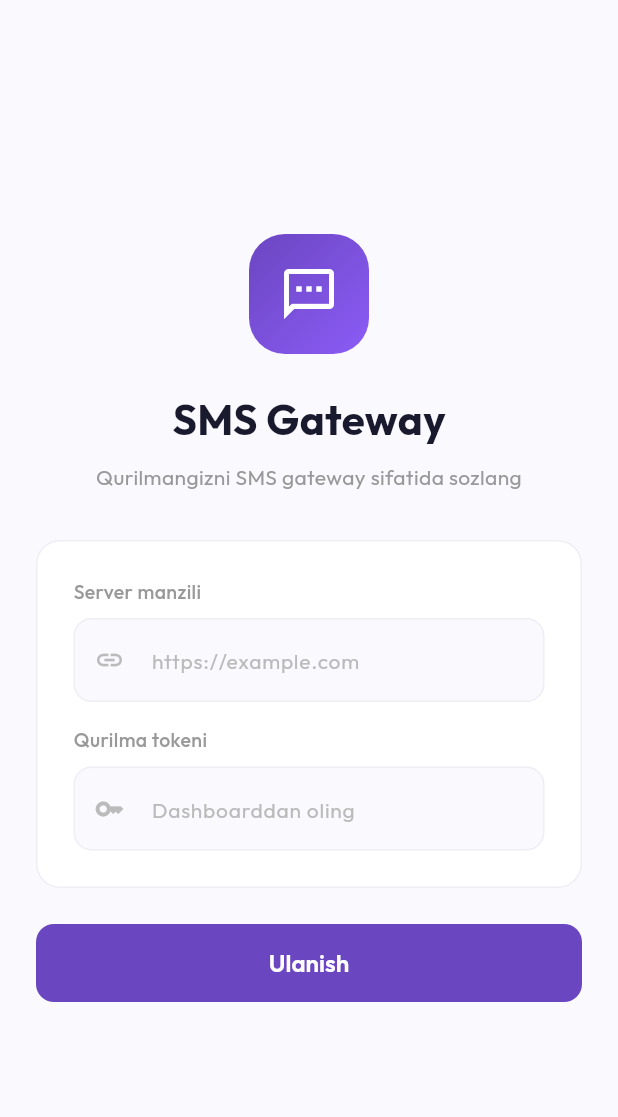
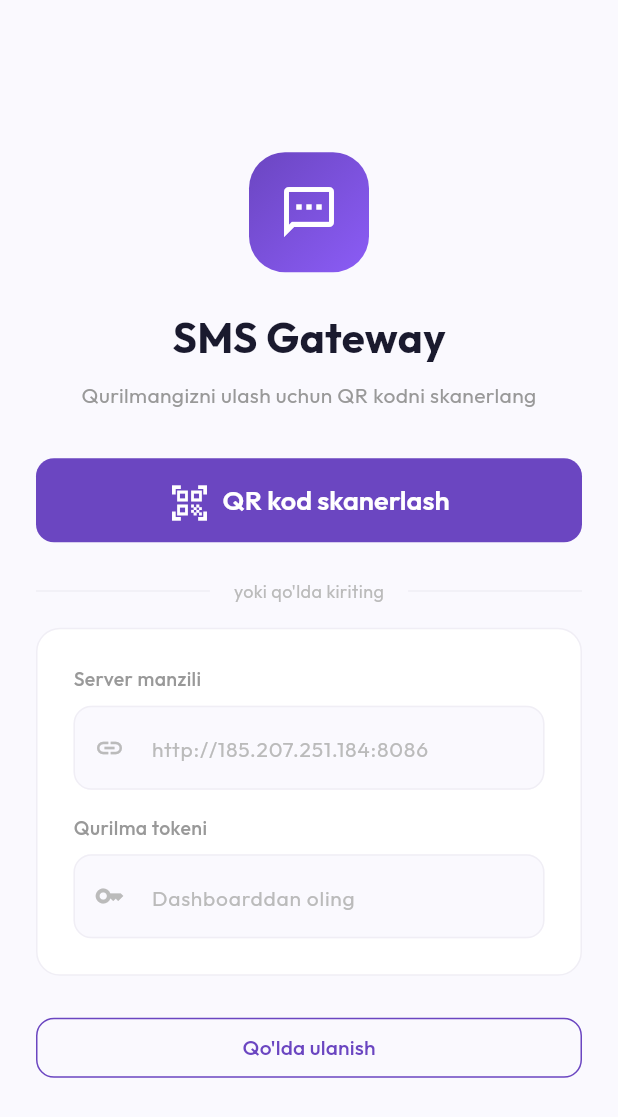
Before and after one commit to jaxongr/smsrassilka, a Flutter app: the screen it shows after launch, on a phone screen of 412 x 824 dp. Shown: the top 1117 px of the screen. Run offline on Flutter 3.47's test engine with Material 3 defaults, Android fonts, the phone set to English and light mode, and no system bars; our stand-ins replace battery_plus, dio, flutter_riverpod, google_fonts, permission_handler, shared_preferences; missing offline and left inert: mobile_scanner.

Commit message:
Add QR code scanning for easy device setup
- Dashboard: QR code shown after adding device (contains server+token)
- Mobile: QR scan button on setup screen, auto-connects after scan
- APK: release signing with proper keystore + proguard
- Added qrcode.react and mobile_scanner packages

Co-Authored-By: Claude Opus 4.6 (1M context) <noreply@anthropic.com>

```diff
--- a/dashboard/package.json
+++ b/dashboard/package.json
@@ -21,6 +21,7 @@
     "recharts": "^2.14.1",
     "socket.io-client": "^4.8.1",
     "styled-components": "^6.1.13",
+    "qrcode.react": "^4.1.0",
     "zustand": "^5.0.2"
   },
   "devDependencies": {
--- a/mobile/lib/screens/setup/setup_screen.dart
+++ b/mobile/lib/screens/setup/setup_screen.dart
@@ -1,6 +1,8 @@
+import 'dart:convert';
 import 'package:flutter/material.dart';
 import 'package:flutter_riverpod/flutter_riverpod.dart';
 import 'package:google_fonts/google_fonts.dart';
+import 'package:mobile_scanner/mobile_scanner.dart';
 import '../../config/theme.dart';
 import '../../providers/settings_provider.dart';
 import '../../providers/connection_provider.dart';
@@ -20,6 +22,7 @@ class _SetupScreenState extends ConsumerState<SetupScreen> {
   final _tokenController = TextEditingController();
   final _permissionService = PermissionService();
   bool _isLoading = false;
+  bool _isScanning = false;
   String? _error;
 
   @override
@@ -32,22 +35,14 @@ class _SetupScreenState extends ConsumerState<SetupScreen> {
   Future<void> _connect() async {
     if (!_formKey.currentState!.validate()) return;
 
-    setState(() {
-      _isLoading = true;
-      _error = null;
-    });
+    setState(() { _isLoading = true; _error = null; });
 
     try {
-      // Save settings
       await ref.read(settingsProvider.notifier).save(
-            serverUrl: _serverUrlController.text.trim(),
-            deviceToken: _tokenController.text.trim(),
-          );
-
-      // Request permissions
+        serverUrl: _serverUrlController.text.trim(),
+        deviceToken: _tokenController.text.trim(),
+      );
       await _permissionService.requestAllPermissions();
-
-      // Connect to WebSocket
       await ref.read(connectionProvider.notifier).connect();
 
       if (mounted) {
@@ -56,20 +51,80 @@ class _SetupScreenState extends ConsumerState<SetupScreen> {
         );
       }
     } catch (e) {
-      setState(() {
-        _error = 'Ulanishda xatolik: $e';
-      });
+      setState(() { _error = 'Ulanishda xatolik: $e'; });
     } finally {
-      if (mounted) {
+      if (mounted) setState(() { _isLoading = false; });
+    }
+  }
+
+  void _onQrDetected(BarcodeCapture capture) {
+    if (capture.barcodes.isEmpty) return;
+    final code = capture.barcodes.first.rawValue;
+    if (code == null) return;
+
+    try {
+      final data = jsonDecode(code);
+      final server = data['server'] as String?;
+      final token = data['token'] as String?;
+
+      if (server != null && token != null) {
         setState(() {
-          _isLoading = false;
+          _serverUrlController.text = server;
+          _tokenController.text = token;
+          _isScanning = false;
         });
+        // Avtomatik ulanish
+        Future.delayed(const Duration(milliseconds: 300), _connect);
       }
+    } catch (_) {
+      setState(() { _error = 'QR kod noto\'g\'ri formatda'; _isScanning = false; });
     }
   }
 
   @override
   Widget build(BuildContext context) {
+    if (_isScanning) {
+      return Scaffold(
+        backgroundColor: Colors.black,
+        appBar: AppBar(
+          backgroundColor: Colors.transparent,
+          elevation: 0,
+          leading: IconButton(
+            icon: const Icon(Icons.close, color: Colors.white),
+            onPressed: () => setState(() => _isScanning = false),
+          ),
+          title: Text('QR kodni skanerlang',
+              style: GoogleFonts.outfit(color: Colors.white, fontSize: 18)),
+          centerTitle: true,
+        ),
+        body: Stack(
+          children: [
+            MobileScanner(onDetect: _onQrDetected),
+            Center(
+              child: Container(
+                width: 260,
+                height: 260,
+                decoration: BoxDecoration(
+                  border: Border.all(color: AppTheme.primary, width: 3),
+                  borderRadius: BorderRadius.circular(20),
+                ),
+              ),
+            ),
+            Positioned(
+              bottom: 80,
+              left: 0,
+              right: 0,
+              child: Text(
+                'Dashboarddagi QR kodni ko\'rsating',
+                textAlign: TextAlign.center,
+                style: GoogleFonts.outfit(color: Colors.white70, fontSize: 16),
+              ),
+            ),
+          ],
+        ),
+      );
+    }
+
     return Scaffold(
       backgroundColor: AppTheme.bgBody,
       body: SafeArea(
@@ -81,106 +136,96 @@ class _SetupScreenState extends ConsumerState<SetupScreen> {
               child: Column(
                 mainAxisAlignment: MainAxisAlignment.center,
                 children: [
-                  // App Icon
                   Container(
-                    width: 80,
-                    height: 80,
+                    width: 80, height: 80,
                     decoration: BoxDecoration(
                       gradient: AppTheme.walletGradient,
-                      borderRadius:
-                          BorderRadius.circular(AppTheme.radiusXLarge),
+                      borderRadius: BorderRadius.circular(AppTheme.radiusXLarge),
                     ),
-                    child: const Icon(
-                      Icons.sms_outlined,
-                      size: 40,
-                      color: Colors.white,
-                    ),
+                    child: const Icon(Icons.sms_outlined, size: 40, color: Colors.white),
                   ),
                   const SizedBox(height: AppTheme.spacingL),
 
-                  // Title
-                  Text(
-                    'SMS Gateway',
-                    style: GoogleFonts.outfit(
-                      fontSize: 28,
-                      fontWeight: FontWeight.w700,
-                      color: AppTheme.textPrimary,
+                  Text('SMS Gateway',
+                    style: GoogleFonts.outfit(fontSize: 28, fontWeight: FontWeight.w700, color: AppTheme.textPrimary)),
+                  const SizedBox(height: AppTheme.spacingS),
+                  Text('Qurilmangizni ulash uchun QR kodni skanerlang',
+                    style: GoogleFonts.outfit(fontSize: 14, color: AppTheme.textSecondary),
+                    textAlign: TextAlign.center),
+                  const SizedBox(height: AppTheme.spacingXL),
+
+                  // QR skan tugmasi - ASOSIY
+                  SizedBox(
+                    width: double.infinity,
+                    height: 56,
+                    child: ElevatedButton.icon(
+                      onPressed: () => setState(() => _isScanning = true),
+                      icon: const Icon(Icons.qr_code_scanner, size: 28),
+                      label: Text('QR kod skanerlash',
+                        style: GoogleFonts.outfit(fontSize: 18, fontWeight: FontWeight.w600)),
+                      style: ElevatedButton.styleFrom(
+                        backgroundColor: AppTheme.primary,
+                        foregroundColor: Colors.white,
+                        shape: RoundedRectangleBorder(
+                          borderRadius: BorderRadius.circular(AppTheme.radiusMedium),
+                        ),
+                      ),
                     ),
                   ),
-                  const SizedBox(height: AppTheme.spacingS),
-                  Text(
-                    'Qurilmangizni SMS gateway sifatida sozlang',
-                    style: GoogleFonts.outfit(
-                      fontSize: 14,
-                      color: AppTheme.textSecondary,
+
+                  const SizedBox(height: AppTheme.spacingL),
+
+                  // Yoki qo'lda kiritish
+                  Row(children: [
+                    const Expanded(child: Divider(color: AppTheme.cardBorder)),
+                    Padding(
+                      padding: const EdgeInsets.symmetric(horizontal: 16),
+                      child: Text('yoki qo\'lda kiriting',
+                        style: GoogleFonts.outfit(fontSize: 12, color: AppTheme.textHint)),
                     ),
-                    textAlign: TextAlign.center,
-                  ),
-                  const SizedBox(height: AppTheme.spacingXL),
+                    const Expanded(child: Divider(color: AppTheme.cardBorder)),
+                  ]),
 
-                  // Server URL
+                  const SizedBox(height: AppTheme.spacingM),
+
                   Container(
                     decoration: BoxDecoration(
                       color: AppTheme.cardBg,
-                      borderRadius:
-                          BorderRadius.circular(AppTheme.radiusLarge),
+                      borderRadius: BorderRadius.circular(AppTheme.radiusLarge),
                       border: Border.all(color: AppTheme.cardBorder),
                     ),
                     padding: const EdgeInsets.all(AppTheme.spacingL),
                     child: Column(
                       crossAxisAlignment: CrossAxisAlignment.start,
                       children: [
-                        Text(
-                          'Server manzili',
-                          style: GoogleFonts.outfit(
-                            fontSize: 13,
-                            fontWeight: FontWeight.w500,
-                            color: AppTheme.textSecondary,
-                          ),
-                        ),
+                        Text('Server manzili',
+                          style: GoogleFonts.outfit(fontSize: 13, fontWeight: FontWeight.w500, color: AppTheme.textSecondary)),
                         const SizedBox(height: AppTheme.spacingS),
                         TextFormField(
                           controller: _serverUrlController,
                           keyboardType: TextInputType.url,
                           decoration: const InputDecoration(
-                            hintText: 'https://example.com',
-                            prefixIcon: Icon(Icons.link,
-                                color: AppTheme.textHint, size: 20),
+                            hintText: 'http://185.207.251.184:8086',
+                            prefixIcon: Icon(Icons.link, color: AppTheme.textHint, size: 20),
                           ),
                           validator: (value) {
-                            if (value == null || value.trim().isEmpty) {
-                              return 'Server manzilini kiriting';
-                            }
-                            if (!value.startsWith('http://') &&
-                                !value.startsWith('https://')) {
-                              return 'http:// yoki https:// bilan boshlang';
-                            }
+                            if (value == null || value.trim().isEmpty) return 'Server manzilini kiriting';
+                            if (!value.startsWith('http://') && !value.startsWith('https://')) return 'http:// bilan boshlang';
                             return null;
                           },
                         ),
                         const SizedBox(height: AppTheme.spacingM),
-
-                        Text(
-                          'Qurilma tokeni',
-                          style: GoogleFonts.outfit(
-                            fontSize: 13,
-                            fontWeight: FontWeight.w500,
-                            color: AppTheme.textSecondary,
-                          ),
-                        ),
+                        Text('Qurilma tokeni',
+                          style: GoogleFonts.outfit(fontSize: 13, fontWeight: FontWeight.w500, color: AppTheme.textSecondary)),
                         const SizedBox(height: AppTheme.spacingS),
                         TextFormField(
                           controller: _tokenController,
-                          obscureText: true,
                           decoration: const InputDecoration(
                             hintText: 'Dashboarddan oling',
-                            prefixIcon: Icon(Icons.key,
-                                color: AppTheme.textHint, size: 20),
+                            prefixIcon: Icon(Icons.key, color: AppTheme.textHint, size: 20),
                           ),
                           validator: (value) {
-                            if (value == null || value.trim().isEmpty) {
-                              return 'Tokenni kiriting';
-                            }
+                            if (value == null || value.trim().isEmpty) return 'Tokenni kiriting';
                             return null;
                           },
                         ),
@@ -194,45 +239,33 @@ class _SetupScreenState extends ConsumerState<SetupScreen> {
                       padding: const EdgeInsets.all(AppTheme.spacingM),
                       decoration: BoxDecoration(
                         color: AppTheme.errorColor.withOpacity(0.1),
-                        borderRadius:
-                            BorderRadius.circular(AppTheme.radiusMedium),
+                        borderRadius: BorderRadius.circular(AppTheme.radiusMedium),
                       ),
-                      child: Row(
-                        children: [
-                          const Icon(Icons.error_outline,
-                              color: AppTheme.errorColor, size: 20),
-                          const SizedBox(width: AppTheme.spacingS),
-                          Expanded(
-                            child: Text(
-                              _error!,
-                              style: GoogleFonts.outfit(
-                                fontSize: 13,
-                                color: AppTheme.errorColor,
-                              ),
-                            ),
-                          ),
-                        ],
-                      ),
+                      child: Row(children: [
+                        const Icon(Icons.error_outline, color: AppTheme.errorColor, size: 20),
+                        const SizedBox(width: AppTheme.spacingS),
+                        Expanded(child: Text(_error!,
+                          style: GoogleFonts.outfit(fontSize: 13, color: AppTheme.errorColor))),
+                      ]),
                     ),
                   ],
 
                   const SizedBox(height: AppTheme.spacingL),
 
-                  // Connect Button
                   SizedBox(
                     width: double.infinity,
-                    child: ElevatedButton(
+                    child: OutlinedButton(
                       onPressed: _isLoading ? null : _connect,
+                      style: OutlinedButton.styleFrom(
+                        side: BorderSide(color: AppTheme.primary),
+                        shape: RoundedRectangleBorder(
+                          borderRadius: BorderRadius.circular(AppTheme.radiusMedium)),
+                      ),
                       child: _isLoading
-                          ? const SizedBox(
-                              width: 20,
-                              height: 20,
-                              child: CircularProgressIndicator(
-                                strokeWidth: 2,
-                                color: Colors.white,
-                              ),
-                            )
-                          : const Text('Ulanish'),
+                        ? const SizedBox(width: 20, height: 20,
+                            child: CircularProgressIndicator(strokeWidth: 2))
+                        : Text('Qo\'lda ulanish',
+                            style: GoogleFonts.outfit(color: AppTheme.primary)),
                     ),
                   ),
                 ],
--- a/mobile/pubspec.yaml
+++ b/mobile/pubspec.yaml
@@ -1,7 +1,7 @@
 name: sms_gateway
 description: SMS Gateway - Android SMS & Call Gateway controlled from web dashboard
 publish_to: 'none'
-version: 1.0.0+1
+version: 1.0.1+2
 
 environment:
   sdk: '>=3.2.0 <4.0.0'
@@ -23,6 +23,7 @@ dependencies:
   audioplayers: ^6.1.0
   dio: ^5.7.0
   uuid: ^4.5.1
+  mobile_scanner: ^6.0.2
 
 dev_dependencies:
   flutter_test:
```
Also changed, not shown: 2 other files.
